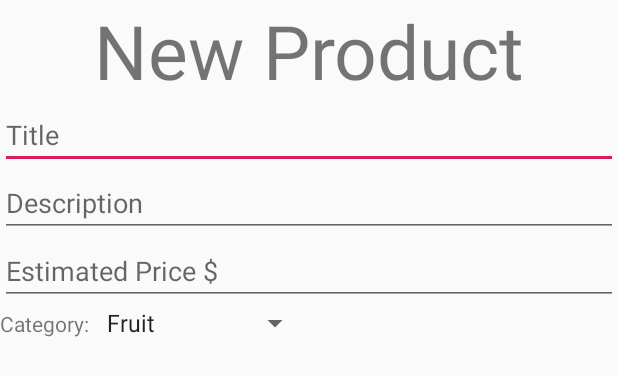
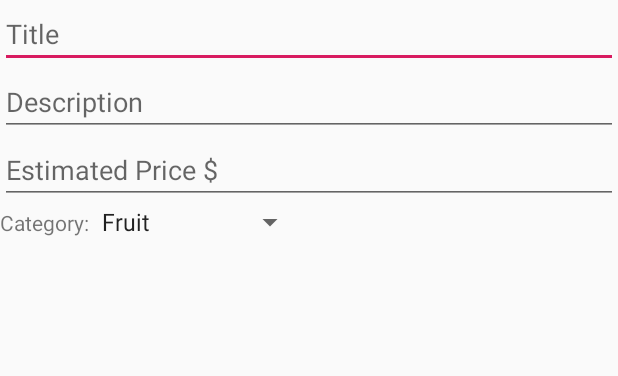
Before and after one commit to shobe98/shopro, an Android app: the layout new_product_dialog.xml on its own in the app's theme, with its tools: preview values and no code run, on a phone screen of 412 x 824 dp. Shown: the top 376 px of the screen. Run offline under Robolectric (Android 15) with nearby library versions, the phone set to English and light mode, and no system bars.

Commit message:
extract all strings

```diff
--- a/app/src/main/java/ro/andrei/shoppinglist/SplashActivity.kt
+++ b/app/src/main/java/ro/andrei/shoppinglist/SplashActivity.kt
@@ -25,6 +25,6 @@ class SplashActivity : AppCompatActivity() {
             intentMain.setClass(this@SplashActivity, MainActivity::class.java)
             startActivity(intentMain)
             finish()
-        }, 1300)
+        }, 3000)
     }
 }
--- a/app/src/main/java/ro/andrei/shoppinglist/data/AppDatabase.kt
+++ b/app/src/main/java/ro/andrei/shoppinglist/data/AppDatabase.kt
@@ -2,8 +2,9 @@ package ro.andrei.shoppinglist.data
 
 import android.content.Context
 import androidx.room.*
+import ro.andrei.shoppinglist.R
 
-@Database(entities = arrayOf(Product::class), version = 1)
+@Database(entities = arrayOf(Product::class), version = 3)
 @TypeConverters(Converters::class)
 abstract class AppDatabase : RoomDatabase() {
 
@@ -15,7 +16,8 @@ abstract class AppDatabase : RoomDatabase() {
         fun getInstance(context: Context): AppDatabase {
             if (INSTANCE == null) {
                 INSTANCE = Room.databaseBuilder(context.getApplicationContext(),
-                    AppDatabase::class.java, "todo.db")
+                    AppDatabase::class.java, context.getString(R.string.database_name))
+                    .fallbackToDestructiveMigration()
                     .build()
             }
             return INSTANCE!!
--- a/app/src/main/res/anim/splash_animation.xml
+++ b/app/src/main/res/anim/splash_animation.xml
@@ -15,6 +15,6 @@
         android:toYScale="1.0"
         android:pivotY="50%"
         android:pivotX="50%"
-        android:duration="1000"/>
+        android:duration="3000"/>
 
 </set>
--- a/app/src/main/res/layout/activity_splash.xml
+++ b/app/src/main/res/layout/activity_splash.xml
@@ -15,7 +15,7 @@
         android:layout_height="wrap_content"
 
         android:layout_marginTop="50dp"
-        android:text="Helllooo"
+        android:text="@string/greeting"
         android:textSize="60dp"
         app:layout_constraintEnd_toEndOf="parent"
         app:layout_constraintStart_toStartOf="parent"
--- a/app/src/main/res/layout/new_product_dialog.xml
+++ b/app/src/main/res/layout/new_product_dialog.xml
@@ -4,31 +4,23 @@
     android:layout_height="match_parent"
     android:orientation="vertical">
 
-    <TextView
-        android:layout_width="match_parent"
-        android:layout_height="wrap_content"
-        android:text="New Product"
-        android:textAlignment="center"
-        android:textSize="50sp"
-        android:id="@+id/tvInnerTitle"/>
-
     <EditText
         android:id="@+id/etTitle"
         android:layout_width="match_parent"
         android:layout_height="wrap_content"
-        android:hint="Title" />
+        android:hint="@string/title_hint" />
 
     <EditText
         android:id="@+id/etDescription"
         android:layout_width="match_parent"
         android:layout_height="wrap_content"
-        android:hint="Description" />
+        android:hint="@string/description_hint" />
 
     <EditText
         android:id="@+id/etPrice"
         android:layout_width="match_parent"
         android:layout_height="wrap_content"
-        android:hint="Estimated Price $"
+        android:hint="@string/estimated_price_hint"
         android:inputType="number" />
 
     <LinearLayout
@@ -39,7 +31,7 @@
         <TextView
             android:layout_width="wrap_content"
             android:layout_height="wrap_content"
-            android:text="Category: "/>
+            android:text="@string/category_text"/>
 
         <Spinner
             android:id="@+id/spnCategory"
--- a/app/src/main/res/values/strings.xml
+++ b/app/src/main/res/values/strings.xml
@@ -4,6 +4,21 @@
     <string name="action_settings">Settings</string>
 
     <string name="category_prompt">Choose a category</string>
+    <string name="database_name">todo.db</string>
+    <string name="error_product_handler">The activity does not implement the ProductHandlerInterface</string>
+    <string name="edit_product">Edit product</string>
+    <string name="new_product">New product</string>
+    <string name="edit">Edit</string>
+    <string name="ok">OK</string>
+    <string name="zero">0</string>
+    <string name="error_empty_field">This field can not be empty</string>
+    <string name="greeting">Helllooo</string>
+    <string name="estimated_price_hint">Estimated Price $</string>
+    <string name="description_hint">Description</string>
+    <string name="title_hint">Title</string>
+    <string name="category_text">Category:</string>
+    <string name="delete">Delete</string>
+
 
     <string-array name="category_arrays">
         <item>Fruit</item>
```
Also changed, not shown: app/src/main/java/ro/andrei/shoppinglist/ProductDialog.kt (+6 -7 lines), app/src/main/res/layout/product_row.xml (+4 -5 lines).
